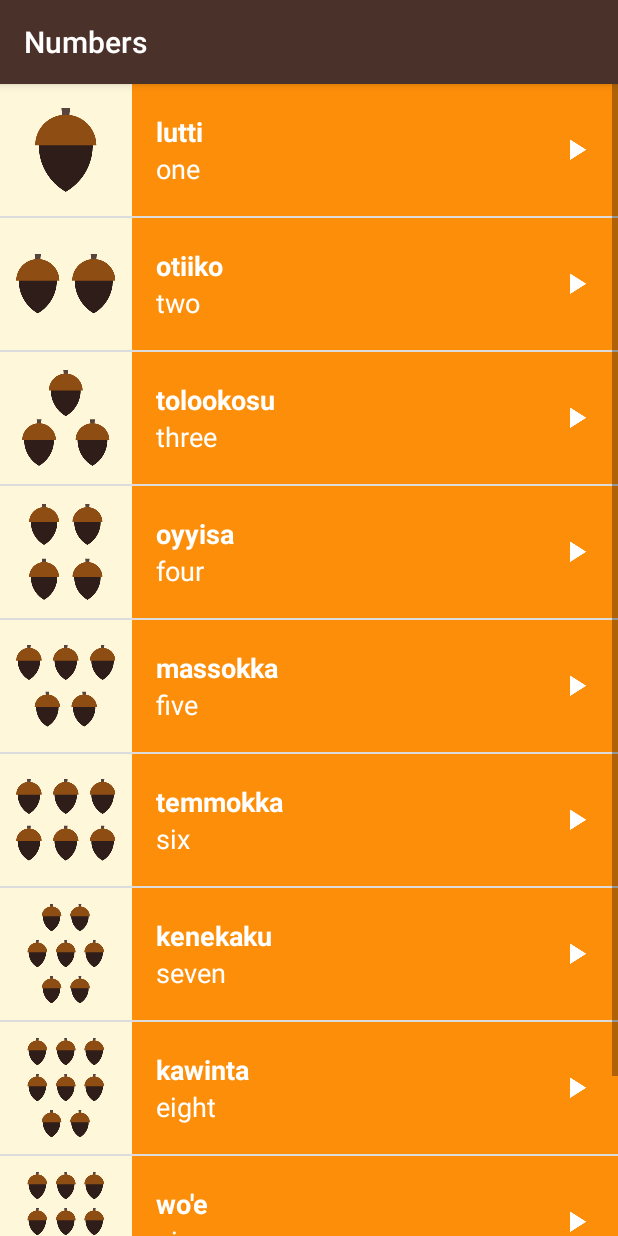
After one commit to dawntan08/Miwok, an Android app: the NumbersFragment screen opened directly, with no data from a screen before it, on a phone screen of 412 x 824 dp. The commit adds this screen. Run offline under Robolectric (Android 15) with nearby library versions, the phone set to English and light mode, and no system bars.

Commit message:
+ numbers fragment  - move logic from numbers activity to fragment

```diff
--- /dev/null
+++ b/app/src/main/java/com/example/android/miwok/NumbersFragment.java
@@ -0,0 +1,136 @@
+package com.example.android.miwok;
+
+
+import android.content.Context;
+import android.media.AudioManager;
+import android.media.MediaPlayer;
+import android.os.Bundle;
+import android.support.v4.app.Fragment;
+import android.view.LayoutInflater;
+import android.view.View;
+import android.view.ViewGroup;
+import android.widget.AdapterView;
+import android.widget.ListView;
+
+import java.util.ArrayList;
+
+/**
+ * A simple {@link Fragment} subclass.
+ */
+public class NumbersFragment extends Fragment {
+
+    private MediaPlayer mMediaPlayer;
+    private MediaPlayer.OnCompletionListener mCompletionListener =
+            new MediaPlayer.OnCompletionListener() {
+                @Override
+                public void onCompletion(MediaPlayer mp) {
+                    // release resource of sound finished playing
+                    releaseMediaPlayer();
+                }
+            };
+    private AudioManager mAudioManager;
+    //listener for the audio manager
+    private AudioManager.OnAudioFocusChangeListener mOnAudioFocusChangeListener =
+            new AudioManager.OnAudioFocusChangeListener(){
+                @Override
+                public void onAudioFocusChange(int focusChange) {
+                    if(focusChange == AudioManager.AUDIOFOCUS_LOSS_TRANSIENT ||
+                            focusChange == AudioManager.AUDIOFOCUS_LOSS_TRANSIENT_CAN_DUCK){
+                        mMediaPlayer.pause();
+                        mMediaPlayer.seekTo(0);
+                    } else if (focusChange == AudioManager.AUDIOFOCUS_GAIN){
+                        mMediaPlayer.start();
+                    } else if (focusChange == AudioManager.AUDIOFOCUS_LOSS){
+                        releaseMediaPlayer();
+                    }
+                }
+            };
+
+
+    public NumbersFragment() {
+        // Required empty public constructor
+    }
+
+
+    @Override
+    public View onCreateView(LayoutInflater inflater, ViewGroup container,
+                             Bundle savedInstanceState) {
+
+        View rootView = inflater.inflate(R.layout.word_list, container, false);
+
+        //setup audio manager to request audio focus
+        mAudioManager = (AudioManager) getActivity().getSystemService(Context.AUDIO_SERVICE);
+        //list of words, default and miwok translation to be added; has to be declared final
+        //because it is accessed in inner classes
+        final ArrayList<Word> words = new ArrayList<Word>();
+        words.add(new Word("one", "lutti", R.drawable.number_one, R.raw.number_one));
+        words.add(new Word("two", "otiiko",R.drawable.number_two, R.raw.number_two));
+        words.add(new Word("three", "tolookosu", R.drawable.number_three, R.raw.number_three));
+        words.add(new Word("four", "oyyisa", R.drawable.number_four, R.raw.number_four));
+        words.add(new Word("five", "massokka",R.drawable.number_five, R.raw.number_five));
+        words.add(new Word("six", "temmokka",R.drawable.number_six, R.raw.number_six));
+        words.add(new Word("seven", "kenekaku",R.drawable.number_seven, R.raw.number_seven));
+        words.add(new Word("eight", "kawinta",R.drawable.number_eight, R.raw.number_eight));
+        words.add(new Word("nine", "wo'e",R.drawable.number_nine, R.raw.number_nine));
+        words.add(new Word("ten", "na'aacha",R.drawable.number_ten, R.raw.number_ten));
+
+        // populate listView using custom WordAdapter and custom list_item.xml
+        WordAdapter adapter = new WordAdapter(getActivity(), words, R.color.category_numbers);
+        ListView listView = (ListView) rootView.findViewById(R.id.list);
+        listView.setAdapter(adapter);
+        // listener to check if items in the listview are clicked
+        listView.setOnItemClickListener(new AdapterView.OnItemClickListener() {
+            @Override
+            public void onItemClick(AdapterView<?> parent, View view, int position, long id) {
+                //release any media resource currently being played; new sound to be played
+                releaseMediaPlayer();
+
+                // get word object in the list the user clicked
+                Word word = words.get(position);
+
+                // Request audio focus in order to play the audio file
+                int result = mAudioManager.requestAudioFocus(mOnAudioFocusChangeListener,
+                        AudioManager.STREAM_MUSIC, AudioManager.AUDIOFOCUS_GAIN_TRANSIENT);
+                if (result == AudioManager.AUDIOFOCUS_REQUEST_GRANTED) {
+                    // We have audio focus now. get associated sound resource and play
+                    mMediaPlayer = MediaPlayer.create(getActivity(), word.getSoundResourceId());
+                    mMediaPlayer.start();
+                    //set listener for when mediaplayer finished playing the sound
+                    mMediaPlayer.setOnCompletionListener(mCompletionListener);
+                }
+
+            }
+        });
+
+        return rootView;
+    }
+
+    @Override
+    public void onStop() {
+        super.onStop();
+        // release media player resources when activity is stopped
+        releaseMediaPlayer();
+    }
+
+
+    /**
+     * Clean up the media player by releasing its resources.
+     */
+    private void releaseMediaPlayer() {
+        // If the media player is not null, then it may be currently playing a sound.
+        if (mMediaPlayer != null) {
+            // Regardless of the current state of the media player, release its resources
+            // because we no longer need it.
+            mMediaPlayer.release();
+
+            // Set the media player back to null. For our code, we've decided that
+            // setting the media player to null is an easy way to tell that the media player
+            // is not configured to play an audio file at the moment.
+            mMediaPlayer = null;
+
+            //release audio focus
+            mAudioManager.abandonAudioFocus(mOnAudioFocusChangeListener);
+        }
+    }
+
+}
--- /dev/null
+++ b/app/src/main/res/layout/activity_category.xml
@@ -0,0 +1,6 @@
+<?xml version="1.0" encoding="utf-8"?>
+<LinearLayout xmlns:android="http://schemas.android.com/apk/res/android"
+    android:id="@+id/container"
+    android:layout_width="match_parent"
+    android:layout_height="match_parent"
+    android:orientation="vertical"/>
--- a/app/src/main/res/values/strings.xml
+++ b/app/src/main/res/values/strings.xml
@@ -27,4 +27,7 @@
 
     <!-- Category name for the vocabulary words for family members [CHAR LIMIT=20] -->
     <string name="category_family">Family Members</string>
+
+    <!-- TODO: Remove or change this placeholder text -->
+    <string name="hello_blank_fragment">Hello blank fragment</string>
 </resources>
```
Also changed, not shown: app/src/main/java/com/example/android/miwok/NumbersActivity.java (+4 -108 lines).
